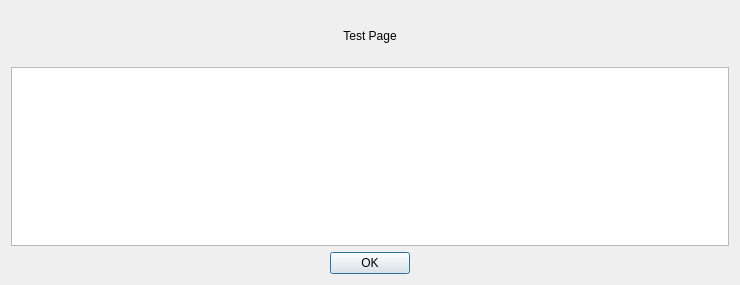
Qt form queryresult.ui (khaledfathi/estates) before a commit.
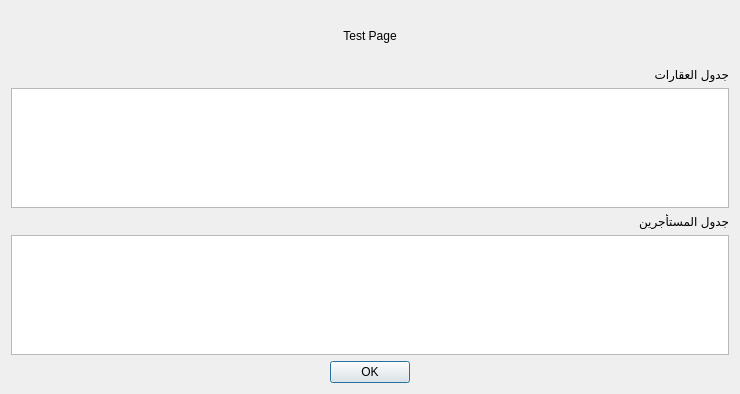
The same form after that commit.

The edit to the form file:
```diff
--- a/queryresult.ui
+++ b/queryresult.ui
@@ -7,7 +7,7 @@
     <x>0</x>
     <y>0</y>
     <width>740</width>
-    <height>285</height>
+    <height>394</height>
    </rect>
   </property>
   <property name="windowTitle">
@@ -71,9 +71,26 @@
        </property>
       </widget>
      </item>
-     <item row="1" column="0">
+     <item row="3" column="0">
+      <widget class="QLabel" name="label_2">
+       <property name="text">
+        <string>جدول المستأجرين</string>
+       </property>
+      </widget>
+     </item>
+     <item row="2" column="0">
       <widget class="QTreeView" name="treeViewResults"/>
      </item>
+     <item row="4" column="0">
+      <widget class="QTreeView" name="treeViewResults2"/>
+     </item>
+     <item row="1" column="0">
+      <widget class="QLabel" name="label_3">
+       <property name="text">
+        <string>جدول العقارات</string>
+       </property>
+      </widget>
+     </item>
     </layout>
    </item>
   </layout>
```
